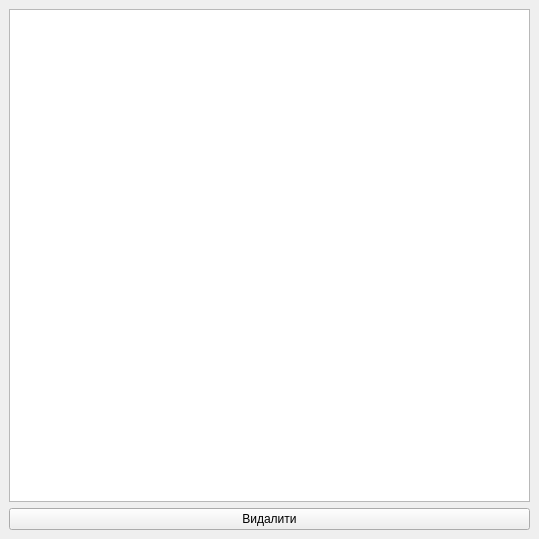
First picture: the form in PhotoJournalistAdminPanel/DeleteServices/deleteservices.ui, repository Vakulex/CourseWork, before the edit.
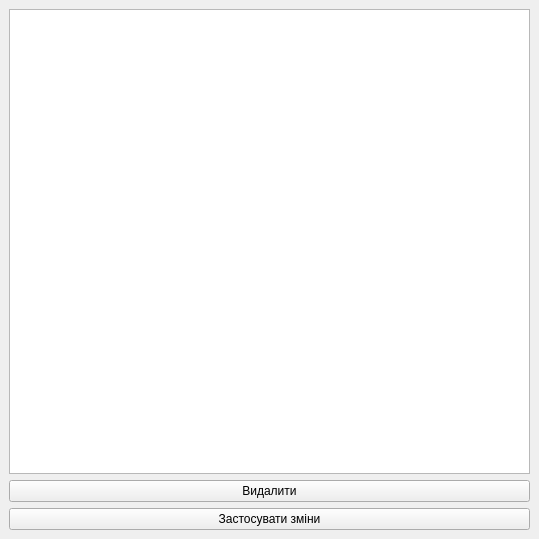
Second picture: the form after the edit.

What changed in the file:
```diff
--- a/PhotoJournalistAdminPanel/DeleteServices/deleteservices.ui
+++ b/PhotoJournalistAdminPanel/DeleteServices/deleteservices.ui
@@ -44,6 +44,13 @@
       </property>
      </widget>
     </item>
+    <item row="3" column="0">
+     <widget class="QPushButton" name="pushButton">
+      <property name="text">
+       <string>Застосувати зміни</string>
+      </property>
+     </widget>
+    </item>
    </layout>
   </widget>
  </widget>
```
